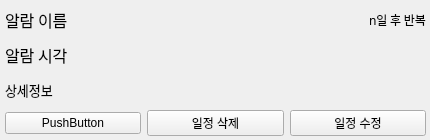
This is ui/AlarmWidget.ui in stellarfloat/2020-2_swp2_ADProject_Remi as Qt 5 draws it before an edit. The edited form follows.
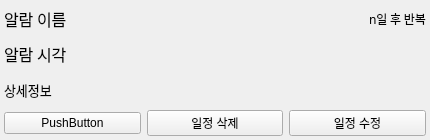
This is the edited form.

Commit message: Change UI to be responsive

Diff of the .ui file:
```diff
--- a/ui/AlarmWidget.ui
+++ b/ui/AlarmWidget.ui
@@ -22,30 +22,41 @@
     <height>140</height>
    </size>
   </property>
+  <property name="maximumSize">
+   <size>
+    <width>16777215</width>
+    <height>200</height>
+   </size>
+  </property>
   <property name="windowTitle">
    <string>Form</string>
   </property>
-  <widget class="QWidget" name="verticalLayoutWidget">
-   <property name="geometry">
-    <rect>
-     <x>0</x>
-     <y>0</y>
-     <width>431</width>
-     <height>141</height>
-    </rect>
+  <layout class="QGridLayout" name="gridLayout">
+   <property name="leftMargin">
+    <number>4</number>
    </property>
+   <property name="topMargin">
+    <number>4</number>
+   </property>
+   <property name="rightMargin">
+    <number>4</number>
+   </property>
+   <property name="bottomMargin">
+    <number>4</number>
+   </property>
+   <item row="0" column="0">
    <layout class="QVBoxLayout" name="verticalLayout">
     <property name="leftMargin">
-     <number>5</number>
+      <number>0</number>
     </property>
     <property name="topMargin">
-     <number>5</number>
+      <number>0</number>
     </property>
     <property name="rightMargin">
-     <number>5</number>
+      <number>0</number>
     </property>
     <property name="bottomMargin">
-     <number>5</number>
+      <number>0</number>
     </property>
     <item>
      <layout class="QHBoxLayout" name="horizontalLayout_2">
@@ -141,7 +152,8 @@
      </layout>
     </item>
    </layout>
-  </widget>
+   </item>
+  </layout>
  </widget>
  <resources/>
  <connections/>
```
Lines whose indentation alone changed are shown as unchanged. The commit also changes 1 other file.
